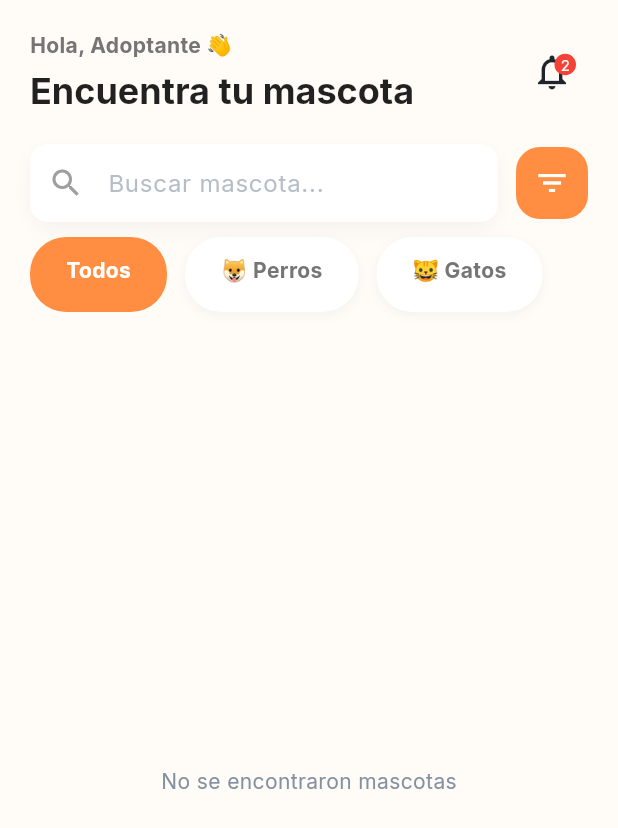
After one commit to jmvillanueva-dev/MobilApp_Flutter_PetAdopt, a Flutter app: the _PetDiscoveryView screen opened directly, on a phone screen of 412 x 824 dp. The commit adds this screen. Shown: the top 828 px of the screen. Run offline on Flutter 3.47's test engine with Material 3 defaults, Android fonts, the phone set to English and light mode, and no system bars; our stand-ins replace app_links, connectivity_plus, dartz, equatable, flutter_bloc, flutter_dotenv and 6 more; accounts and stored records are empty; network calls fail.

Commit message:
feat: implement discovery bloc for pet adoption with event and state management

```diff
--- /dev/null
+++ b/lib/features/pets/presentation/bloc/discovery/discovery_bloc.dart
@@ -0,0 +1,37 @@
+import 'package:flutter_bloc/flutter_bloc.dart';
+import 'package:equatable/equatable.dart';
+import 'package:injectable/injectable.dart';
+import '../../../domain/entities/pet_entity.dart';
+import '../../../domain/repositories/pets_repository.dart';
+
+part 'discovery_event.dart';
+part 'discovery_state.dart';
+
+@injectable
+class DiscoveryBloc extends Bloc<DiscoveryEvent, DiscoveryState> {
+  final PetsRepository repository;
+
+  DiscoveryBloc(this.repository) : super(DiscoveryInitial()) {
+    on<LoadDiscoveryPets>(_onLoadDiscoveryPets);
+  }
+
+  Future<void> _onLoadDiscoveryPets(
+      LoadDiscoveryPets event, Emitter<DiscoveryState> emit) async {
+    emit(DiscoveryLoading());
+
+    final species = event.species ?? 'todos';
+
+    final result = await repository.getAvailablePets(
+      query: event.query,
+      species: species,
+    );
+
+    result.fold(
+      (failure) => emit(DiscoveryError(failure.message)),
+      (pets) => emit(DiscoveryLoaded(
+        pets: pets,
+        activeSpeciesFilter: species,
+      )),
+    );
+  }
+}
--- /dev/null
+++ b/lib/features/pets/presentation/bloc/discovery/discovery_event.dart
@@ -0,0 +1,18 @@
+part of 'discovery_bloc.dart';
+
+sealed class DiscoveryEvent extends Equatable {
+  const DiscoveryEvent();
+
+  @override
+  List<Object?> get props => [];
+}
+
+final class LoadDiscoveryPets extends DiscoveryEvent {
+  final String? query;
+  final String? species;
+
+  const LoadDiscoveryPets({this.query, this.species});
+
+  @override
+  List<Object?> get props => [query, species];
+}
--- /dev/null
+++ b/lib/features/pets/presentation/bloc/discovery/discovery_state.dart
@@ -0,0 +1,34 @@
+part of 'discovery_bloc.dart';
+
+sealed class DiscoveryState extends Equatable {
+  const DiscoveryState();
+
+  @override
+  List<Object?> get props => [];
+}
+
+final class DiscoveryInitial extends DiscoveryState {}
+
+final class DiscoveryLoading extends DiscoveryState {}
+
+final class DiscoveryLoaded extends DiscoveryState {
+  final List<PetEntity> pets;
+  final String activeSpeciesFilter;
+
+  const DiscoveryLoaded({
+    required this.pets,
+    this.activeSpeciesFilter = 'todos',
+  });
+
+  @override
+  List<Object?> get props => [pets, activeSpeciesFilter];
+}
+
+final class DiscoveryError extends DiscoveryState {
+  final String message;
+
+  const DiscoveryError(this.message);
+
+  @override
+  List<Object?> get props => [message];
+}
--- a/lib/features/pets/presentation/bloc/pets_bloc.dart
+++ b/lib/features/pets/presentation/bloc/pets_bloc.dart
@@ -10,6 +10,7 @@ class PetsBloc extends Bloc<PetsEvent, PetsState> {
   final PetsRepository repository;
 
   PetsBloc(this.repository) : super(PetsInitial()) {
+    // Manejo de eventos
     on<PetsLoadRequested>(_onLoadRequested);
     on<PetCreateRequested>(_onCreateRequested);
     on<PetUpdateRequested>(_onUpdateRequested);
--- /dev/null
+++ b/lib/features/pets/presentation/pages/pet_discovery_page.dart
@@ -0,0 +1,388 @@
+import 'package:flutter/material.dart';
+import 'package:flutter_bloc/flutter_bloc.dart';
+import 'package:get_it/get_it.dart';
+import '../../../../core/theme/app_theme.dart';
+import '../../domain/entities/pet_entity.dart';
+import '../bloc/discovery/discovery_bloc.dart';
+import 'pet_detail_page.dart';
+
+class PetDiscoveryPage extends StatelessWidget {
+  const PetDiscoveryPage({super.key});
+
+  @override
+  Widget build(BuildContext context) {
+    return BlocProvider(
+      create: (_) => GetIt.I<DiscoveryBloc>()..add(const LoadDiscoveryPets()),
+      child: const _PetDiscoveryView(),
+    );
+  }
+}
+
+class _PetDiscoveryView extends StatefulWidget {
+  const _PetDiscoveryView();
+
+  @override
+  State<_PetDiscoveryView> createState() => _PetDiscoveryViewState();
+}
+
+class _PetDiscoveryViewState extends State<_PetDiscoveryView> {
+  final TextEditingController _searchController = TextEditingController();
+
+  @override
+  void dispose() {
+    _searchController.dispose();
+    super.dispose();
+  }
+
+  void _onSearchChanged(String value) {
+    final bloc = context.read<DiscoveryBloc>();
+    final currentSpecies = (bloc.state is DiscoveryLoaded)
+        ? (bloc.state as DiscoveryLoaded).activeSpeciesFilter
+        : 'todos';
+
+    bloc.add(LoadDiscoveryPets(query: value, species: currentSpecies));
+  }
+
+  void _onFilterChanged(String species) {
+    final bloc = context.read<DiscoveryBloc>();
+    bloc.add(
+        LoadDiscoveryPets(query: _searchController.text, species: species));
+  }
+
+  @override
+  Widget build(BuildContext context) {
+    final colorScheme = Theme.of(context).colorScheme;
+
+    return Scaffold(
+      body: SafeArea(
+        child: Column(
+          children: [
+            _buildHeader(context),
+            _buildSearchBar(context),
+            _buildFilters(context),
+            Expanded(
+              child: BlocBuilder<DiscoveryBloc, DiscoveryState>(
+                builder: (context, state) {
+                  if (state is DiscoveryLoading) {
+                    return const Center(child: CircularProgressIndicator());
+                  } else if (state is DiscoveryError) {
+                    return Center(child: Text('Error: ${state.message}'));
+                  } else if (state is DiscoveryLoaded) {
+                    if (state.pets.isEmpty) {
+                      return const Center(
+                        child: Text('No se encontraron mascotas'),
+                      );
+                    }
+                    return _buildPetsGrid(context, state.pets);
+                  }
+                  return const SizedBox.shrink();
+                },
+              ),
+            ),
+          ],
+        ),
+      ),
+    );
+  }
+
+  Widget _buildHeader(BuildContext context) {
+    return Padding(
+      padding: const EdgeInsets.fromLTRB(20, 20, 20, 10),
+      child: Row(
+        mainAxisAlignment: MainAxisAlignment.spaceBetween,
+        children: [
+          Column(
+            crossAxisAlignment: CrossAxisAlignment.start,
+            children: [
+              Text(
+                'Hola, Adoptante 👋',
+                style: Theme.of(context).textTheme.bodyMedium?.copyWith(
+                    color: Colors.grey[600], fontWeight: FontWeight.bold),
+              ),
+              const SizedBox(height: 4),
+              Text(
+                'Encuentra tu mascota',
+                style: Theme.of(context).textTheme.headlineSmall?.copyWith(
+                      fontWeight: FontWeight.bold,
+                      color: Colors.black87,
+                    ),
+              ),
+            ],
+          ),
+          Stack(
+            children: [
+              IconButton(
+                onPressed: () {},
+                icon: const Icon(Icons.notifications_outlined, size: 28),
+              ),
+              Positioned(
+                right: 8,
+                top: 8,
+                child: Container(
+                  padding: const EdgeInsets.all(4),
+                  decoration: const BoxDecoration(
+                    color: Colors.red,
+                    shape: BoxShape.circle,
+                  ),
+                  child: const Text('2',
+                      style: TextStyle(color: Colors.white, fontSize: 10)),
+                ),
+              )
+            ],
+          )
+        ],
+      ),
+    );
+  }
+
+  Widget _buildSearchBar(BuildContext context) {
+    final colorScheme = Theme.of(context).colorScheme;
+    return Padding(
+      padding: const EdgeInsets.symmetric(horizontal: 20, vertical: 10),
+      child: Row(
+        children: [
+          Expanded(
+            child: Container(
+              decoration: BoxDecoration(
+                color: Colors.white,
+                borderRadius: BorderRadius.circular(16),
+                boxShadow: [
+                  BoxShadow(
+                    color: Colors.grey.withOpacity(0.1),
+                    blurRadius: 10,
+                    offset: const Offset(0, 5),
+                  ),
+                ],
+              ),
+              child: TextField(
+                controller: _searchController,
+                onChanged: _onSearchChanged,
+                decoration: const InputDecoration(
+                  hintText: 'Buscar mascota...',
+                  prefixIcon: Icon(Icons.search, color: Colors.grey),
+                  border: InputBorder.none,
+                  contentPadding:
+                      EdgeInsets.symmetric(horizontal: 20, vertical: 14),
+                ),
+              ),
+            ),
+          ),
+          const SizedBox(width: 12),
+          Container(
+            decoration: BoxDecoration(
+              color: colorScheme.primary,
+              borderRadius: BorderRadius.circular(16),
+            ),
+            child: IconButton(
+              icon: const Icon(Icons.filter_list, color: Colors.white),
+              onPressed: () {}, // TODO: Abrir filtros avanzados
+            ),
+          ),
+        ],
+      ),
+    );
+  }
+
+  Widget _buildFilters(BuildContext context) {
+    return BlocBuilder<DiscoveryBloc, DiscoveryState>(
+      builder: (context, state) {
+        String activeFilter = 'todos';
+        if (state is DiscoveryLoaded) {
+          activeFilter = state.activeSpeciesFilter;
+        }
+
+        return Container(
+          height: 50,
+          margin: const EdgeInsets.only(bottom: 10),
+          child: ListView(
+            scrollDirection: Axis.horizontal,
+            padding: const EdgeInsets.symmetric(horizontal: 20),
+            children: [
+              _buildFilterChip(context, 'Todos', 'todos', activeFilter),
+              const SizedBox(width: 12),
+              _buildFilterChip(context, '🐶 Perros', 'perro', activeFilter),
+              const SizedBox(width: 12),
+              _buildFilterChip(context, '🐱 Gatos', 'gato', activeFilter),
+            ],
+          ),
+        );
+      },
+    );
+  }
+
+  Widget _buildFilterChip(
+      BuildContext context, String label, String value, String activeValue) {
+    final isSelected = value == activeValue;
+    final colorScheme = Theme.of(context).colorScheme;
+
+    return GestureDetector(
+      onTap: () => _onFilterChanged(value),
+      child: Container(
+        padding: const EdgeInsets.symmetric(horizontal: 24, vertical: 12),
+        decoration: BoxDecoration(
+          color: isSelected ? colorScheme.primary : Colors.white,
+          borderRadius: BorderRadius.circular(24),
+          boxShadow: [
+            if (!isSelected)
+              BoxShadow(
+                color: Colors.grey.withOpacity(0.1),
+                blurRadius: 5,
+                offset: const Offset(0, 2),
+              ),
+          ],
+        ),
+        child: Text(
+          label,
+          style: TextStyle(
+            color: isSelected ? Colors.white : Colors.grey[600],
+            fontWeight: FontWeight.bold,
+          ),
+        ),
+      ),
+    );
+  }
+
+  Widget _buildPetsGrid(BuildContext context, List<PetEntity> pets) {
+    return GridView.builder(
+      padding: const EdgeInsets.symmetric(horizontal: 20, vertical: 10),
+      gridDelegate: const SliverGridDelegateWithFixedCrossAxisCount(
+        crossAxisCount: 2,
+        childAspectRatio: 0.75,
+        crossAxisSpacing: 16,
+        mainAxisSpacing: 16,
+      ),
+      itemCount: pets.length,
+      itemBuilder: (context, index) {
+        final pet = pets[index];
+        return _buildPetCard(context, pet);
+      },
+    );
+  }
+
+  Widget _buildPetCard(BuildContext context, PetEntity pet) {
+    final colorScheme = Theme.of(context).colorScheme;
+
+    return GestureDetector(
+      onTap: () {
+        Navigator.push(
+          context,
+          MaterialPageRoute(
+            builder: (context) => PetDetailPage(pet: pet),
+          ),
+        );
+      },
+      child: Container(
+        decoration: BoxDecoration(
+          color: Colors.white,
+          borderRadius: BorderRadius.circular(20),
+          boxShadow: [
+            BoxShadow(
+              color: Colors.grey.withOpacity(0.1),
+              blurRadius: 10,
+              offset: const Offset(0, 5),
+            ),
+          ],
+        ),
+        child: Column(
+          crossAxisAlignment: CrossAxisAlignment.start,
+          children: [
+            Expanded(
+              child: Stack(
+                children: [
+                  Container(
+                    decoration: BoxDecoration(
+                      color: _getBackgroundColor(pet.species),
+                      borderRadius:
+                          const BorderRadius.vertical(top: Radius.circular(20)),
+                      image: pet.primaryPhotoUrl != null
+                          ? DecorationImage(
+                              image: NetworkImage(pet.primaryPhotoUrl!),
+                              fit: BoxFit.cover,
+                            )
+                          : null,
+                    ),
+                    child: pet.primaryPhotoUrl == null
+                        ? Center(
+                            child: Icon(
+                              Icons.pets,
+                              size: 40,
+                              color: colorScheme.primary.withOpacity(0.3),
+                            ),
+                          )
+                        : null,
+                  ),
+                  Positioned(
+                    top: 8,
+                    right: 8,
+                    child: Container(
+                      padding: const EdgeInsets.all(6),
+                      decoration: const BoxDecoration(
+                        color: Colors.white,
+                        shape: BoxShape.circle,
+                      ),
+                      child: Icon(
+                        Icons.favorite_border,
+                        size: 18,
+                        color: colorScheme.primary,
+                      ),
+                    ),
+                  ),
+                ],
+              ),
+            ),
+            Padding(
+              padding: const EdgeInsets.all(12),
+              child: Column(
+                crossAxisAlignment: CrossAxisAlignment.start,
+                children: [
+                  Text(
+                    pet.name,
+                    style: const TextStyle(
+                      fontWeight: FontWeight.bold,
+                      fontSize: 16,
+                    ),
+                    maxLines: 1,
+                    overflow: TextOverflow.ellipsis,
+                  ),
+                  const SizedBox(height: 4),
+                  Text(
+                    '${pet.breed ?? 'Mestizo'} • ${pet.ageYears} años',
+                    style: TextStyle(
+                      color: Colors.grey[500],
+                      fontSize: 12,
+                    ),
+                    maxLines: 1,
+                    overflow: TextOverflow.ellipsis,
+                  ),
+                  const SizedBox(height: 8),
+                  Row(
+                    children: [
+                      Icon(Icons.location_on_outlined,
+                          size: 14, color: Colors.grey[400]),
+                      const SizedBox(width: 2),
+                      Text(
+                        '2.5 km', // Placeholder para distancia
+                        style: TextStyle(
+                          color: Colors.grey[400],
+                          fontSize: 12,
+                        ),
+                      ),
+                    ],
+                  ),
+                ],
+              ),
+            ),
+          ],
+        ),
+      ),
+    );
+  }
+
+  Color _getBackgroundColor(String species) {
+    if (species.toLowerCase() == 'perro')
+      return const Color(0xFFFFF8E1); // Amber accent
+    if (species.toLowerCase() == 'gato')
+      return const Color(0xFFE0F2F1); // Teal accent
+    return const Color(0xFFF5F5F5);
+  }
+}
```
Also changed, not shown: lib/features/pets/presentation/pages/pet_detail_page.dart (+41 -3 lines), lib/injection_container.config.dart.
